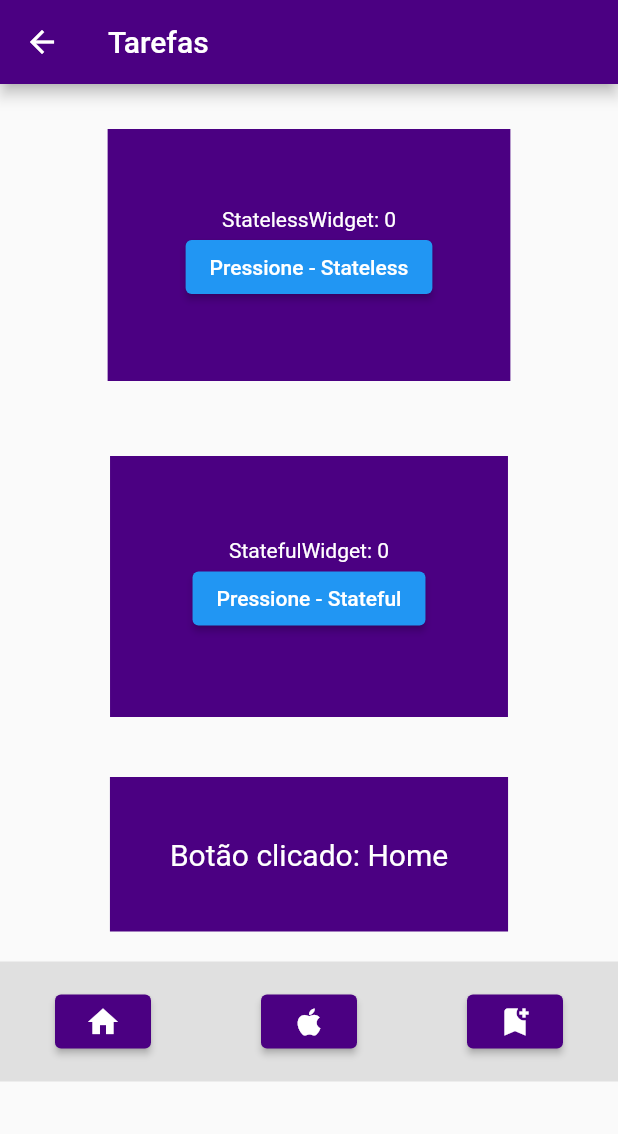
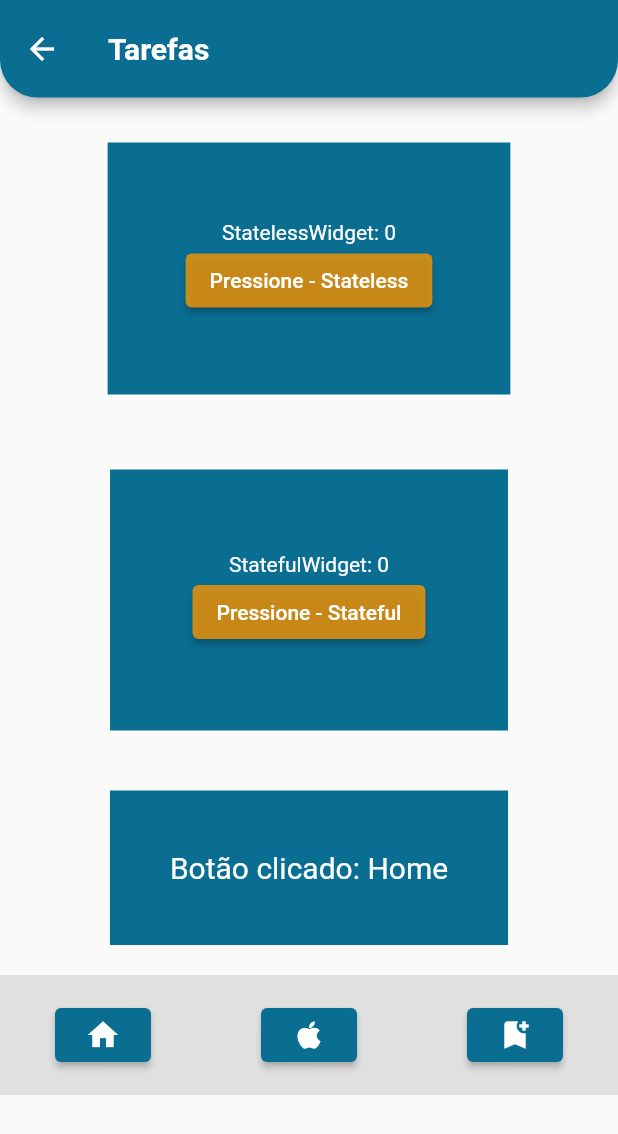
Before and after one commit to AdryelJr/Aplicativo-conceito-flutter, a Flutter app: the screen it shows after launch, after a tap on the "keyboard double arrow up" icon, on a phone screen of 412 x 824 dp. Shown: the top 1134 px of the screen. Run offline on Flutter 3.47's test engine with Material 2 defaults, Android fonts, the phone set to English and light mode, and no system bars.

Commit message:
update code

```diff
--- a/lib/botao1.dart
+++ b/lib/botao1.dart
@@ -24,7 +24,7 @@ class botoes_click extends StatelessWidget {
     return Container(
       margin: EdgeInsets.all(20),
       padding: EdgeInsets.all(40),
-      color: Color.fromARGB(255, 75, 0, 130),
+      color: Color(0xFF0A6D92),
       child: Column(
         children: [
           Text(
@@ -51,8 +51,10 @@ class _botao1State extends State<botao1> {
   Widget build(BuildContext context) {
     return Scaffold(
       appBar: AppBar(
-        title: Text('Tarefas'),
-        backgroundColor: Color.fromARGB(255, 75, 0, 130),
+        title: Text('Tarefas', style: TextStyle(fontWeight: FontWeight.bold),),
+        backgroundColor: Color(0xFF0A6D92),
+        toolbarHeight: 65,
+        shape: RoundedRectangleBorder(borderRadius: BorderRadius.vertical(bottom: Radius.circular(25))),
       ),
       body: ListView(
         children: [
@@ -80,7 +82,7 @@ class _botao1State extends State<botao1> {
                     });
                   },
                   style: ElevatedButton.styleFrom(
-                    primary: Color.fromARGB(255, 75, 0, 130),
+                    primary: Color(0xFF0A6D92),
                   ),
                   child: Icon(Icons.home),
                 ),
@@ -91,7 +93,7 @@ class _botao1State extends State<botao1> {
                     });
                   },
                   style: ElevatedButton.styleFrom(
-                    primary: Color.fromARGB(255, 75, 0, 130),
+                    primary: Color(0xFF0A6D92),
                   ),
                   child: Icon(Icons.apple),
                 ),
@@ -102,7 +104,7 @@ class _botao1State extends State<botao1> {
                     });
                   },
                   style: ElevatedButton.styleFrom(
-                    primary: Color.fromARGB(255, 75, 0, 130),
+                    primary: Color(0xFF0A6D92),
                   ),
                   child: Icon(Icons.bookmark_add),
                 ),
--- /dev/null
+++ b/lib/botao2.dart
@@ -0,0 +1,19 @@
+
+import 'package:flutter/material.dart';
+
+void main() {
+  runApp(MaterialApp(
+    home: botao2(),
+  ));
+}
+
+class botao2 extends StatelessWidget {
+  const botao2({super.key});
+
+  @override
+  Widget build(BuildContext context) {
+    return Scaffold(
+      appBar: AppBar(title: Text('pagina botao 2')),
+    );
+  }
+}
--- a/lib/estado_semEstado.dart
+++ b/lib/estado_semEstado.dart
@@ -20,7 +20,7 @@ class MyStatelessWidget extends StatelessWidget {
     return Container(
       margin: EdgeInsets.all(30),
       padding: EdgeInsets.all(52),
-      color: Color.fromARGB(255, 75, 0, 130),
+      color: Color(0xFF0A6D92),
       child: Column(
         children: [
           Text(
@@ -32,6 +32,9 @@ class MyStatelessWidget extends StatelessWidget {
           ElevatedButton(
             onPressed: somaData,
             child: Text('Pressione - Stateless'),
+            style: ElevatedButton.styleFrom(
+              primary: Color.fromARGB(197, 255, 153, 0),
+            ),
           ),
         ],
       ),
@@ -66,7 +69,7 @@ class _MyStatefulWidgetState extends State<MyStatefulWidget> {
     return Container(
       margin: EdgeInsets.all(20),
       padding: EdgeInsets.all(55),
-      color: Color.fromARGB(255, 75, 0, 130),
+      color: Color(0xFF0A6D92),
       child: Column(
         children: [
           Text(
@@ -78,6 +81,9 @@ class _MyStatefulWidgetState extends State<MyStatefulWidget> {
           ElevatedButton(
             onPressed: _handleButtonPress,
             child: Text('Pressione - Stateful'),
+            style: ElevatedButton.styleFrom(
+              primary: Color.fromARGB(197, 255, 153, 0),
+            ),
           ),
         ],
       ),
--- a/lib/main.dart
+++ b/lib/main.dart
@@ -1,9 +1,10 @@
 import 'package:flutter/material.dart';
 import 'botao1.dart';
+import 'botao2.dart';
 
 void main() {
   runApp(MaterialApp(
-    home: HomePage()
+    home: HomePage(),
   ));
 }
 
@@ -14,19 +15,56 @@ class HomePage extends StatelessWidget {
   Widget build(BuildContext context) {
     return Scaffold(
       appBar: AppBar(
-        title: Text('Tarefas'),
-        backgroundColor: Color.fromARGB(255, 75, 0, 130),
+        title: Column(
+          children: const [
+            Text(
+              'Tarefas',
+              style: TextStyle(fontWeight: FontWeight.bold, fontSize: 22),
             ),
-      body: ListView(
+            Text(
+              'Diárias',
+              style: TextStyle(fontSize: 13),
+            ),
+          ],
+        ),
+        centerTitle: true,
+        backgroundColor:
+            Color(0xFF0A6D92), //0xFF + codigo da cor (Color(0xFF0A6D92))
+        elevation: 2, //sombra
+        toolbarHeight: 65,
+        shape: RoundedRectangleBorder(
+            borderRadius: BorderRadius.vertical(bottom: Radius.circular(25))),
+      ),
+      body: Container(
+        padding: EdgeInsets.all(8),
+        decoration: BoxDecoration(
+          color: Colors.white,
+        ),
+        child: ListView(
           children: const [
-          Cards(),
+             SizedBox(
+              height: 5,
+            ),
+            Cards(titulo: "Primeira tarefa"),
+             SizedBox(
+              height: 10,
+            ),
+            Cards(
+              titulo: "Segunda tarefa",
+            ),
           ],
+        ),
       ),
       floatingActionButton: FloatingActionButton(
         child: Icon(Icons.add),
         onPressed: () {
           ScaffoldMessenger.of(context).showSnackBar(
-            SnackBar(content: Text("Botão de soma pressionado")),
+            SnackBar(
+              content: Text(
+                "Botão de soma pressionado",
+              ),
+              backgroundColor: Colors.green,
+            ),
           );
         },
       ),
@@ -35,7 +73,8 @@ class HomePage extends StatelessWidget {
 }
 
 class Cards extends StatelessWidget {
-  const Cards({Key? key}) : super(key: key);
+  final String titulo;
+  const Cards({super.key, required this.titulo});
 
   @override
   Widget build(BuildContext context) {
@@ -43,13 +82,19 @@ class Cards extends StatelessWidget {
       children: [
         Container(
           height: 150,
-          width: 1000,
-          color: Color.fromARGB(255, 75, 0, 130),
+          width: 400,
+          decoration: BoxDecoration(
+            borderRadius: BorderRadius.circular(16),
+            color: Color(0xFF0A6D92),
+          ),
         ),
         Container(
           height: 110,
           width: 400,
+          decoration: BoxDecoration(
+            borderRadius: BorderRadius.vertical(top: Radius.circular(16)),
             color: Color.fromARGB(255, 224, 224, 224),
+          ),
           child: Row(
             mainAxisAlignment: MainAxisAlignment.spaceAround,
             children: [
@@ -58,17 +103,30 @@ class Cards extends StatelessWidget {
                 width: 70,
                 color: Color.fromARGB(255, 75, 0, 130),
               ),
-              Text("Primeira tarefa"),
+              Text(titulo),
               ElevatedButton(
                 onPressed: () {
+                  if (titulo == "Primeira tarefa") {
                     Navigator.push(
                       context,
                       MaterialPageRoute(builder: (BuildContext context) {
                         return botao1(); // Você pode retornar uma nova tela aqui
                       }),
                     );
+                  } else if (titulo == "Segunda tarefa") {
+                    Navigator.push(
+                      context,
+                      MaterialPageRoute(builder: (BuildContext context) {
+                        return botao2(); // Você pode retornar uma nova tela aqui
+                      }),
+                    );
+                  }
+                  ;
                 },
                 child: Icon(Icons.keyboard_double_arrow_up),
+                style: ElevatedButton.styleFrom(
+                  primary: Color.fromARGB(163, 255, 153, 0),
+                ),
               ),
               //teste
             ],
```
Also changed, not shown: lib/CodigoSala/aplicativoAula.dart (renamed from lib/aplicativoAula.dart). Lines whose indentation alone changed are shown as unchanged.
